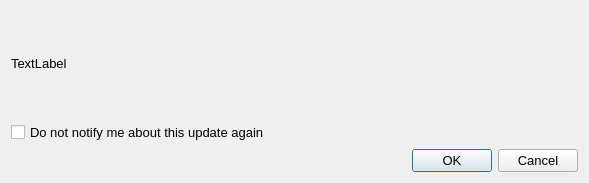
Old version of the form DownloaderForReddit/GUI_Resources/UpdateDialog.ui in the repository MalloyDelacroix/DownloaderForReddit.
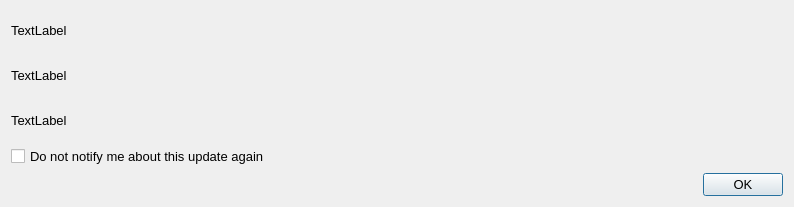
New version of the form. Icons and pictures are not drawn.

Patch:
```diff
--- a/DownloaderForReddit/GUI_Resources/UpdateDialog.ui
+++ b/DownloaderForReddit/GUI_Resources/UpdateDialog.ui
@@ -6,8 +6,8 @@
    <rect>
     <x>0</x>
     <y>0</y>
-    <width>589</width>
-    <height>183</height>
+    <width>794</width>
+    <height>207</height>
    </rect>
   </property>
   <property name="font">
@@ -32,7 +32,14 @@
        </property>
       </widget>
      </item>
-     <item row="2" column="0">
+     <item row="3" column="0">
+      <widget class="QCheckBox" name="do_not_notify_checkbox">
+       <property name="text">
+        <string>Do not notify me about this update again</string>
+       </property>
+      </widget>
+     </item>
+     <item row="4" column="0">
       <widget class="QDialogButtonBox" name="buttonBox">
        <property name="font">
         <font>
@@ -43,14 +50,21 @@
         <enum>Qt::Horizontal</enum>
        </property>
        <property name="standardButtons">
-        <set>QDialogButtonBox::Cancel|QDialogButtonBox::Ok</set>
+        <set>QDialogButtonBox::Ok</set>
        </property>
       </widget>
      </item>
      <item row="1" column="0">
-      <widget class="QCheckBox" name="do_not_notify_checkbox">
+      <widget class="QLabel" name="link_label">
        <property name="text">
-        <string>Do not notify me about this update again</string>
+        <string>TextLabel</string>
+       </property>
+      </widget>
+     </item>
+     <item row="2" column="0">
+      <widget class="QLabel" name="direct_link_label">
+       <property name="text">
+        <string>TextLabel</string>
        </property>
       </widget>
      </item>
```
